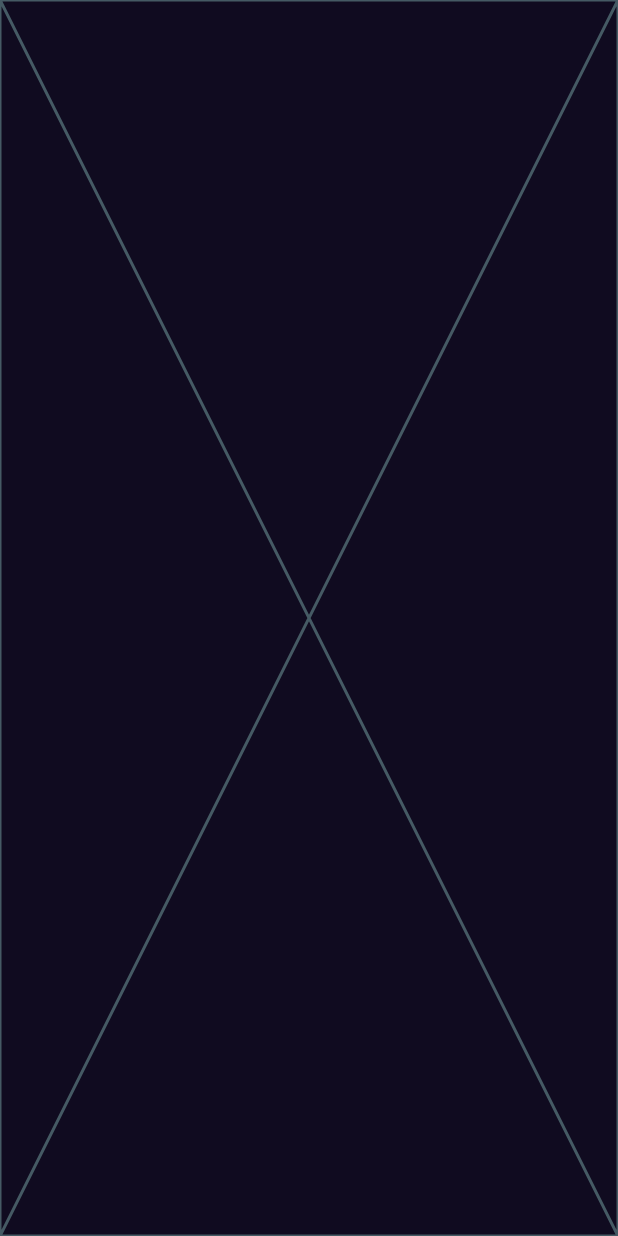
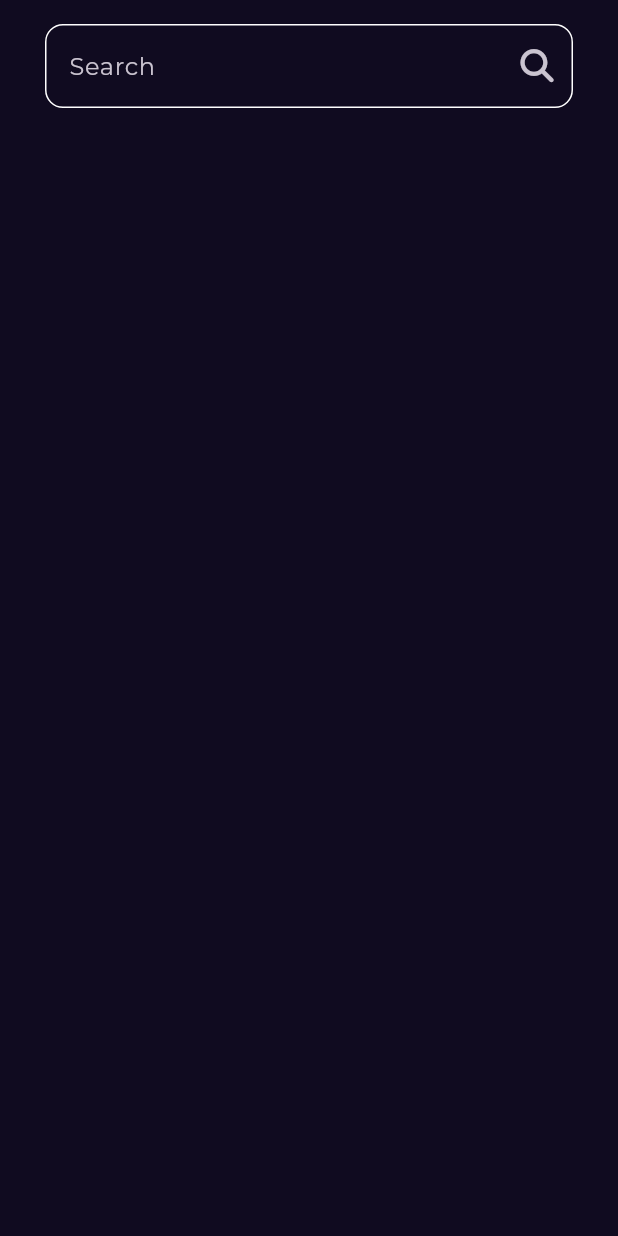
Before and after one commit to polamaged/bookly_app, a Flutter app: the SearchView screen opened by its route, on a phone screen of 412 x 824 dp. Run offline on Flutter 3.47's test engine with Material 3 defaults, Android fonts, the phone set to English and light mode, and no system bars; our stand-ins replace font_awesome_flutter, go_router, google_fonts.

Commit message:
crete custom search text field

```diff
--- /dev/null
+++ b/lib/feature/search/presenatation/views/custom_search_text_field.dart
@@ -0,0 +1,32 @@
+
+import 'package:flutter/material.dart';
+import 'package:font_awesome_flutter/font_awesome_flutter.dart';
+
+class CustomSearchTextField extends StatelessWidget {
+  const CustomSearchTextField({super.key});
+
+  @override
+  Widget build(BuildContext context) {
+    return Padding(
+      padding: const EdgeInsets.only(top: 16),
+      child: TextField(
+        decoration: InputDecoration(
+          enabledBorder: buildoutlineinputborder(),
+          focusedBorder: buildoutlineinputborder(),
+          hintText: 'Search',
+          suffixIcon: IconButton(onPressed: () {
+
+          }, icon: Icon(FontAwesomeIcons.magnifyingGlass , size: 22,)),
+        ),
+      ),
+    );
+  }
+
+  OutlineInputBorder buildoutlineinputborder() {
+    return OutlineInputBorder(
+        borderSide: BorderSide(color: Colors.white),
+        borderRadius: BorderRadius.circular(12),
+      );
+  }
+
+}
--- a/lib/feature/search/presenatation/views/widgets/search_view_body.dart
+++ b/lib/feature/search/presenatation/views/widgets/search_view_body.dart
@@ -1,3 +1,5 @@
+import 'package:bookly_app/feature/search/presenatation/views/custom_search_text_field.dart';
+import 'package:flutter/material.dart';
 import 'package:flutter/widgets.dart';
 
 class SearchViewBody extends StatelessWidget {
@@ -5,6 +7,13 @@ class SearchViewBody extends StatelessWidget {
 
   @override
   Widget build(BuildContext context) {
-    return const Placeholder();
+    return Padding(
+      padding: const EdgeInsets.symmetric(horizontal: 30),
+      child: Column(
+        children: [
+          CustomSearchTextField(),
+        ],
+      ),
+    );
   }
 }
```
Also changed, not shown: lib/core/widgets/custom_icon.dart (added, +21 -0 lines), lib/feature/home/presentation/views/widget/custom_app_bar.dart (+7 -21 lines), lib/feature/home/presentation/views/widget/custom_book_details_appbar.dart (+5 -4 lines).
